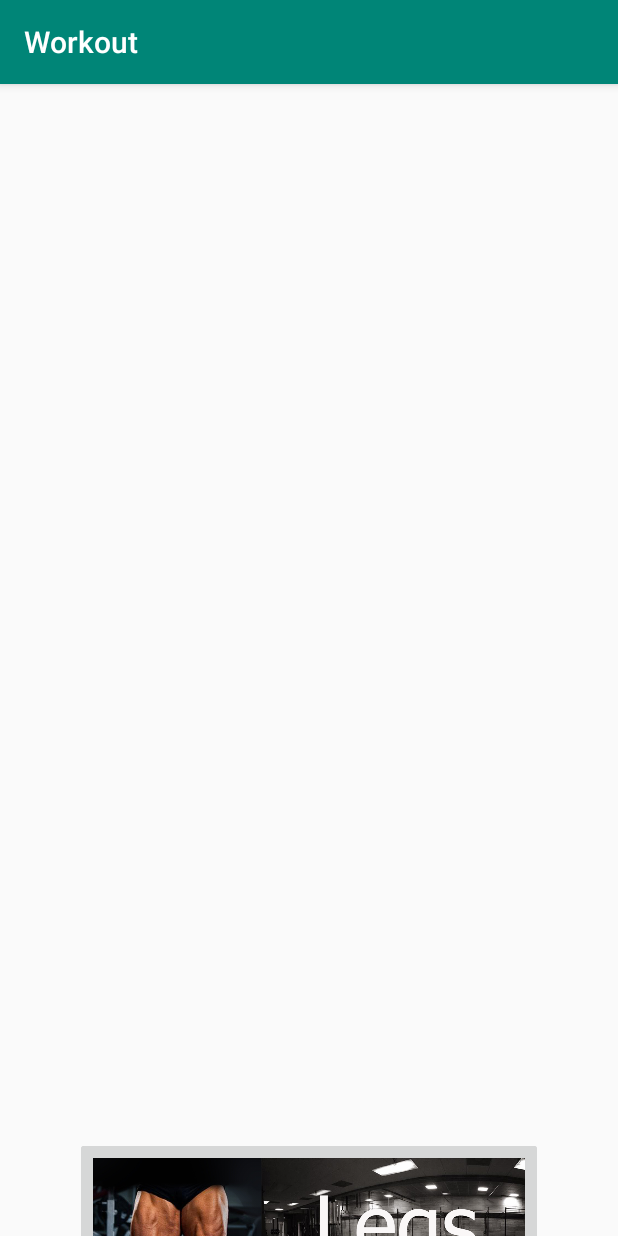
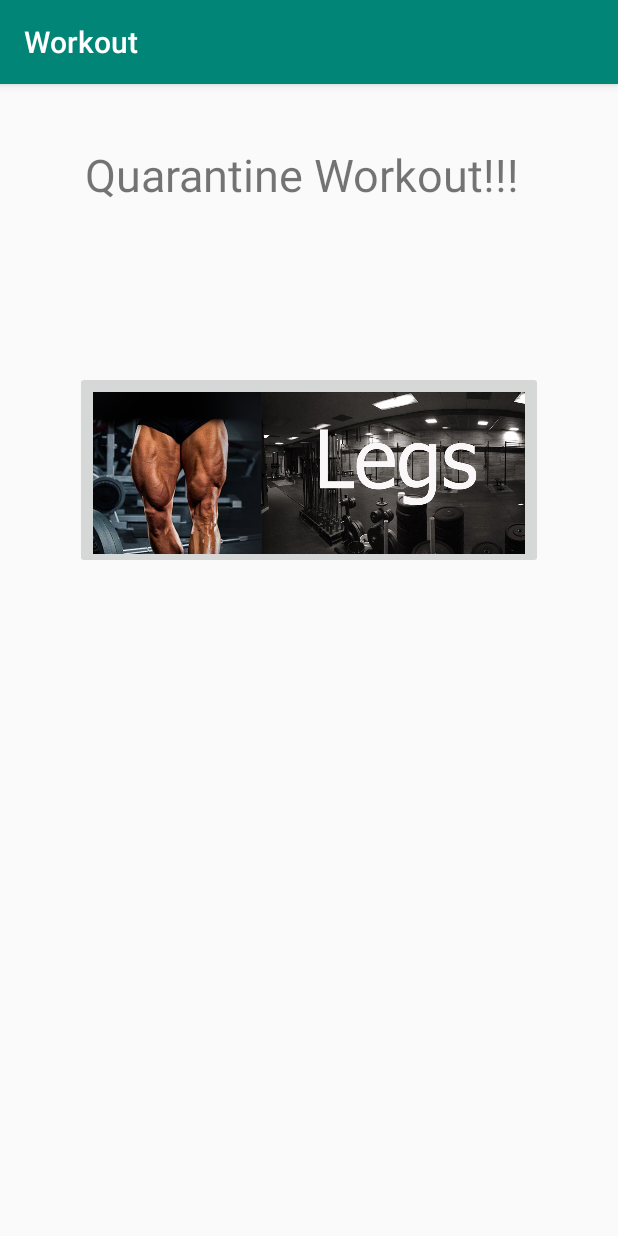
Before and after one commit to GreysonEtheredge/Workout, an Android app: the screen it shows after launch (MainActivity), on a phone screen of 412 x 824 dp. Run offline under Robolectric (Android 15) with nearby library versions, the phone set to English and light mode, and no system bars.

Commit message:
Cleaning things Up/adding titles

```diff
--- a/app/src/main/java/com/example/workout/MainActivity.java
+++ b/app/src/main/java/com/example/workout/MainActivity.java
@@ -16,6 +16,7 @@ import android.os.SystemClock;
 import android.view.View;
 import android.widget.Button;
 import android.widget.ImageButton;
+import android.widget.TextView;
 import android.widget.Toast;
 
 public class MainActivity extends AppCompatActivity {
@@ -24,11 +25,12 @@ public class MainActivity extends AppCompatActivity {
     protected void onCreate(Bundle savedInstanceState) {
         super.onCreate(savedInstanceState);
         setContentView(R.layout.activity_main);
-        ImageButton chest = (ImageButton) findViewById(R.id.imageButton2);
-        ImageButton back = (ImageButton) findViewById(R.id.imageButton);
-        ImageButton legs = (ImageButton) findViewById(R.id.imageButton3);
+        TextView quarWorkout = (TextView) findViewById(R.id.quarWorkout);
+        ImageButton chest = (ImageButton) findViewById(R.id.chestButton);
+        ImageButton back = (ImageButton) findViewById(R.id.backButton);
+        ImageButton legs = (ImageButton) findViewById(R.id.legsButton);
         createNotificationChannel();
-        Button button = (Button) findViewById(R.id.button2);
+        Button alarm = (Button) findViewById(R.id.alarmButton);
 
         chest.setOnClickListener(new View.OnClickListener() {
             @Override
@@ -57,7 +59,7 @@ public class MainActivity extends AppCompatActivity {
                 startActivity(popup);
             }
         });
-        button.setOnClickListener(new View.OnClickListener() {
+        alarm.setOnClickListener(new View.OnClickListener() {
             @Override
             public void onClick(View view) {
                 Toast.makeText(MainActivity.this, "Reminder Set!", Toast.LENGTH_SHORT).show();
--- a/app/src/main/java/com/example/workout/pop.java
+++ b/app/src/main/java/com/example/workout/pop.java
@@ -6,10 +6,12 @@ import android.util.DisplayMetrics;
 import android.view.View;
 import android.widget.Button;
 import android.widget.EditText;
+import android.widget.TextView;
 
 public class pop extends MainActivity {
 
     EditText editText3;
+    TextView textView8;
     public int exerciseNumber = 0;
     Button submitButton;
 
@@ -23,6 +25,7 @@ public class pop extends MainActivity {
 
 
         editText3 = (EditText) findViewById(R.id.editText3);
+        textView8 = (TextView) findViewById(R.id.textView8);
         submitButton = (Button) findViewById(R.id.submitButton);
         submitButton.setOnClickListener(new View.OnClickListener() {
             @Override
--- a/app/src/main/res/layout/activity_main.xml
+++ b/app/src/main/res/layout/activity_main.xml
@@ -7,85 +7,84 @@
     android:layout_height="match_parent"
     tools:context=".MainActivity">
 
+    <TextView
+        android:id="@+id/quarWorkout"
+        android:layout_width="299dp"
+        android:layout_height="189dp"
+        android:layout_marginStart="59dp"
+        android:layout_marginTop="40dp"
+        android:layout_marginEnd="59dp"
+        android:text="Quarantine Workout!!!"
+        android:textSize="30sp"
+        android:visibility="visible"
+        app:layout_constraintEnd_toEndOf="parent"
+        app:layout_constraintStart_toStartOf="parent"
+        app:layout_constraintTop_toTopOf="parent"
+        tools:text="Quarantine Workout!!!"
+        tools:visibility="visible" />
+
+    <Button
+        android:id="@+id/alarmButton"
+        android:layout_width="wrap_content"
+        android:layout_height="wrap_content"
+        android:layout_marginStart="400dp"
+        android:layout_marginTop="200dp"
+        android:layout_marginEnd="50dp"
+        android:text="Alarm Button"
+        android:visibility="visible"
+        app:layout_constraintBottom_toTopOf="@+id/quarWorkout"
+        app:layout_constraintEnd_toStartOf="@+id/quarWorkout"
+        app:layout_constraintStart_toStartOf="parent"
+        app:layout_constraintTop_toTopOf="parent" />
+
     <ImageButton
-        android:id="@+id/imageButton2"
+        android:id="@+id/chestButton"
         android:layout_width="312dp"
         android:layout_height="132dp"
         android:layout_marginStart="50dp"
-        android:layout_marginLeft="50dp"
         android:layout_marginTop="200dp"
         android:layout_marginEnd="50dp"
-        android:layout_marginRight="50dp"
         android:layout_marginBottom="600dp"
         android:adjustViewBounds="true"
         android:scaleType="fitEnd"
         app:layout_constraintBottom_toBottomOf="parent"
         app:layout_constraintEnd_toEndOf="parent"
         app:layout_constraintStart_toStartOf="parent"
-        app:layout_constraintTop_toBottomOf="@+id/textView"
+        app:layout_constraintTop_toBottomOf="@id/quarWorkout"
         app:srcCompat="@drawable/chest" />
 
     <ImageButton
-        android:id="@+id/imageButton"
+        android:id="@+id/backButton"
         android:layout_width="312dp"
         android:layout_height="132dp"
         android:layout_marginStart="50dp"
-        android:layout_marginLeft="50dp"
-        android:layout_marginTop="200dp"
+        android:layout_marginTop="45dp"
         android:layout_marginEnd="50dp"
-        android:layout_marginRight="50dp"
-        android:layout_marginBottom="400dp"
+        android:layout_marginBottom="600dp"
         android:scaleType="fitEnd"
         app:layout_constraintBottom_toBottomOf="parent"
         app:layout_constraintEnd_toEndOf="parent"
+        app:layout_constraintHorizontal_bias="0.0"
         app:layout_constraintStart_toStartOf="parent"
-        app:layout_constraintTop_toBottomOf="@+id/ConstraintLayout"
+        app:layout_constraintTop_toBottomOf="@+id/chestButton"
+        app:layout_constraintVertical_bias="0.0"
         app:srcCompat="@drawable/back" />
 
     <ImageButton
-        android:id="@+id/imageButton3"
+        android:id="@+id/legsButton"
         android:layout_width="312dp"
         android:layout_height="132dp"
         android:layout_marginStart="50dp"
-        android:layout_marginLeft="50dp"
-        android:layout_marginTop="200dp"
+        android:layout_marginTop="45dp"
         android:layout_marginEnd="50dp"
-        android:layout_marginRight="50dp"
         android:layout_marginBottom="100dp"
         android:scaleType="fitEnd"
         app:layout_constraintBottom_toBottomOf="parent"
         app:layout_constraintEnd_toEndOf="parent"
+        app:layout_constraintHorizontal_bias="0.0"
         app:layout_constraintStart_toStartOf="parent"
-        app:layout_constraintTop_toBottomOf="@+id/ConstraintLayout"
+        app:layout_constraintTop_toBottomOf="@+id/backButton"
+        app:layout_constraintVertical_bias="0.0"
         app:srcCompat="@drawable/legs" />
 
-    <Button
-        android:id="@+id/button2"
-        android:layout_width="wrap_content"
-        android:layout_height="wrap_content"
-        android:layout_marginStart="400dp"
-        android:layout_marginTop="200dp"
-        android:layout_marginEnd="50dp"
-        android:text="@string/button"
-        android:visibility="visible"
-        app:layout_constraintBottom_toTopOf="@+id/textView"
-        app:layout_constraintEnd_toStartOf="@+id/textView"
-        app:layout_constraintStart_toStartOf="parent"
-        app:layout_constraintTop_toTopOf="parent" />
-
-    <TextView
-        android:id="@+id/textView"
-        android:layout_width="299dp"
-        android:layout_height="189dp"
-        android:layout_marginStart="59dp"
-        android:layout_marginLeft="59dp"
-        android:layout_marginTop="33dp"
-        android:layout_marginEnd="59dp"
-        android:layout_marginRight="59dp"
-        android:textSize="36sp"
-        app:layout_constraintEnd_toEndOf="parent"
-        app:layout_constraintStart_toStartOf="parent"
-        app:layout_constraintTop_toTopOf="parent"
-        tools:text="Quarantine Workout !!!" />
-
 </androidx.constraintlayout.widget.ConstraintLayout>
--- a/app/src/main/res/layout/chestpopup.xml
+++ b/app/src/main/res/layout/chestpopup.xml
@@ -26,6 +26,21 @@
         app:layout_constraintTop_toTopOf="parent"
         app:layout_constraintVertical_bias="0.211" />
 
+    <TextView
+        android:id="@+id/textView8"
+        android:layout_width="204dp"
+        android:layout_height="95dp"
+        android:layout_marginStart="103dp"
+        android:layout_marginTop="194dp"
+        android:layout_marginEnd="104dp"
+        android:layout_marginBottom="49dp"
+        android:text="How many exercises would you like?"
+        android:textSize="18sp"
+        app:layout_constraintBottom_toTopOf="@+id/editText3"
+        app:layout_constraintEnd_toEndOf="parent"
+        app:layout_constraintStart_toStartOf="parent"
+        app:layout_constraintTop_toTopOf="parent" />
+
     <Button
         android:id="@+id/submitButton"
         android:layout_width="212dp"
```
